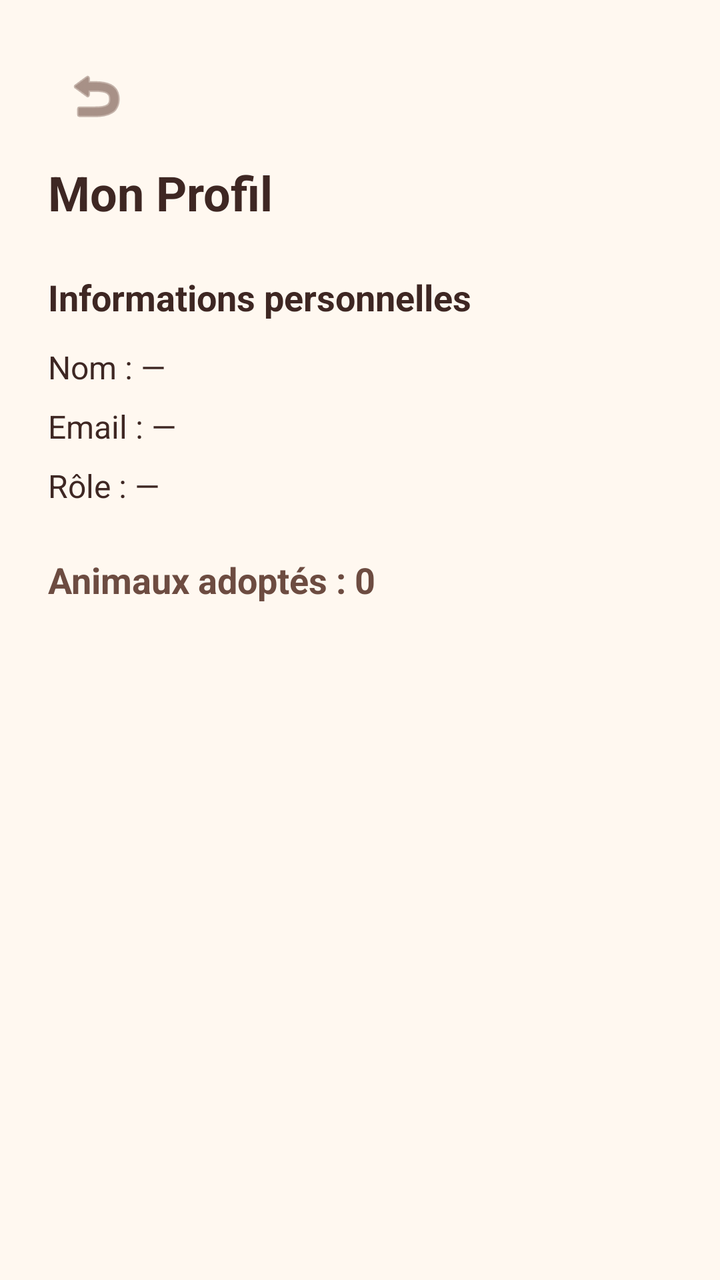
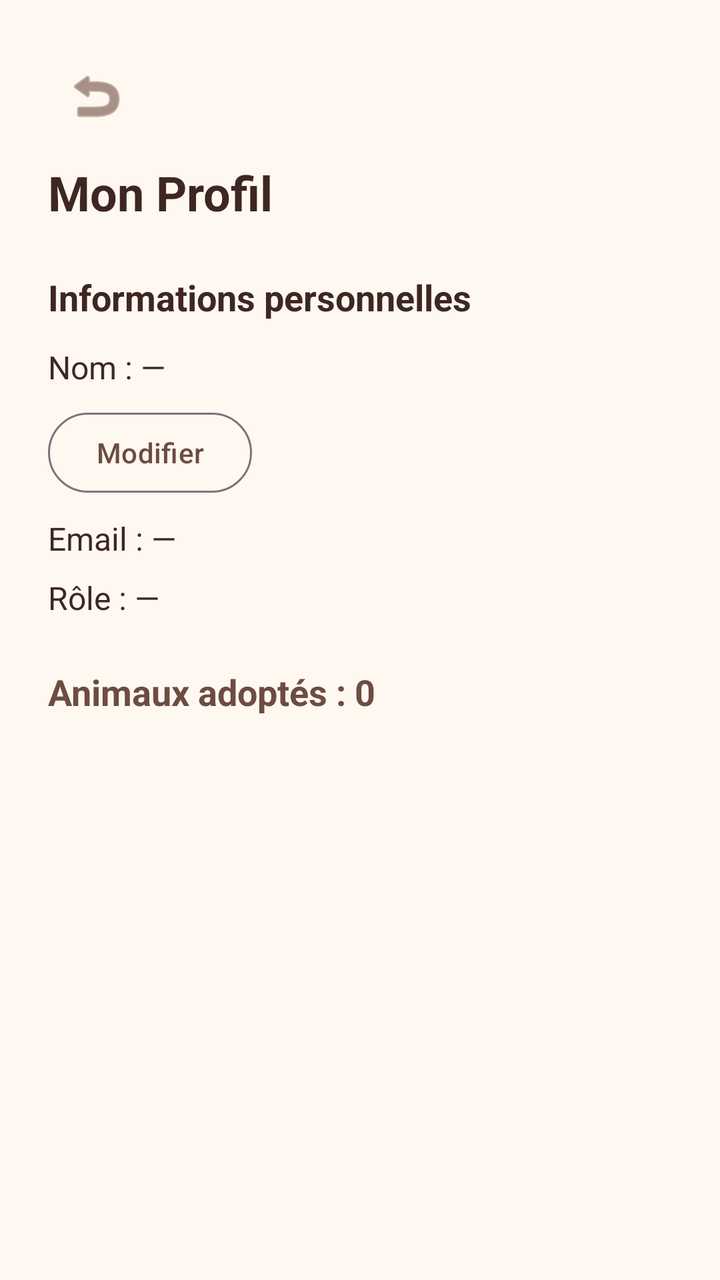

Two renders of the same Android screen: before a commit and after it. Below are the layout's source before the change and the commit's diff.
<!-- AndroidManifest.xml: application theme Theme.WorkshopPetShelter -->
<!-- res/layout/activity_profile.xml -->
<ScrollView xmlns:android="http://schemas.android.com/apk/res/android"
    xmlns:app="http://schemas.android.com/apk/res-auto"
    android:layout_width="match_parent"
    android:layout_height="match_parent"
    android:background="@color/app_background"
    android:fillViewport="true">

    <LinearLayout
        android:layout_width="match_parent"
        android:layout_height="wrap_content"
        android:orientation="vertical"
        android:padding="24dp">

        
        <ImageButton
            android:id="@+id/btnBack"
            android:layout_width="48dp"
            android:layout_height="48dp"
            android:background="?attr/selectableItemBackgroundBorderless"
            android:contentDescription="@string/back"
            android:src="@android:drawable/ic_menu_revert"
            app:tint="@color/accent" />

        <TextView
            android:layout_width="match_parent"
            android:layout_height="wrap_content"
            android:layout_marginTop="8dp"
            android:text="@string/profile"
            android:textColor="@color/text_primary"
            android:textSize="24sp"
            android:textStyle="bold" />

        <TextView
            android:layout_width="match_parent"
            android:layout_height="wrap_content"
            android:layout_marginTop="24dp"
            android:text="@string/profile_info_title"
            android:textColor="@color/text_primary"
            android:textSize="18sp"
            android:textStyle="bold" />

        <TextView
            android:id="@+id/tvProfileName"
            android:layout_width="match_parent"
            android:layout_height="wrap_content"
            android:layout_marginTop="12dp"
            android:text="@string/profile_name_placeholder"
            android:textColor="@color/text_primary"
            android:textSize="16sp" />

        <TextView
            android:id="@+id/tvProfileEmail"
            android:layout_width="match_parent"
            android:layout_height="wrap_content"
            android:layout_marginTop="8dp"
            android:text="@string/profile_email_placeholder"
            android:textColor="@color/text_primary"
            android:textSize="16sp" />

        <TextView
            android:id="@+id/tvProfileRole"
            android:layout_width="match_parent"
            android:layout_height="wrap_content"
            android:layout_marginTop="8dp"
            android:text="@string/profile_role_placeholder"
            android:textColor="@color/text_primary"
            android:textSize="16sp" />

        <TextView
            android:id="@+id/tvAdoptedCount"
            android:layout_width="match_parent"
            android:layout_height="wrap_content"
            android:layout_marginTop="24dp"
            android:text="@string/profile_adopted_placeholder"
            android:textColor="@color/accent"
            android:textSize="18sp"
            android:textStyle="bold" />

    </LinearLayout>

</ScrollView>
<!-- resources referenced by this layout -->
<resources>
  <color name="accent">#6D4C41</color>
  <color name="app_background">#FFF8F0</color>
  <color name="text_primary">#3E2723</color>
  <string name="back">Retour</string>
  <string name="profile">Mon Profil</string>
  <string name="profile_adopted_placeholder">Animaux adoptés : 0</string>
  <string name="profile_email_placeholder">Email : —</string>
  <string name="profile_info_title">Informations personnelles</string>
  <string name="profile_name_placeholder">Nom : —</string>
  <string name="profile_role_placeholder">Rôle : —</string>
  <style name="Theme.WorkshopPetShelter" parent="Theme.Material3.DayNight.NoActionBar" />
</resources>

<!-- the commit's change to res/layout/activity_profile.xml (unified diff, before → after) -->
@@ -48,6 +48,16 @@
             android:textColor="@color/text_primary"
             android:textSize="16sp" />
 
+        
+        <com.google.android.material.button.MaterialButton
+            android:id="@+id/btnEditName"
+            style="@style/Widget.Material3.Button.OutlinedButton"
+            android:layout_width="wrap_content"
+            android:layout_height="wrap_content"
+            android:layout_marginTop="8dp"
+            android:text="@string/edit"
+            android:textColor="@color/accent" />
+
         <TextView
             android:id="@+id/tvProfileEmail"
             android:layout_width="match_parent"
<!-- resource entries referenced after the edit -->
@@ -4,6 +4,7 @@
   <color name="app_background">#FFF8F0</color>
   <color name="text_primary">#3E2723</color>
   <string name="back">Retour</string>
+  <string name="edit">Modifier</string>
   <string name="profile">Mon Profil</string>
   <string name="profile_adopted_placeholder">Animaux adoptés : 0</string>
   <string name="profile_email_placeholder">Email : —</string>
